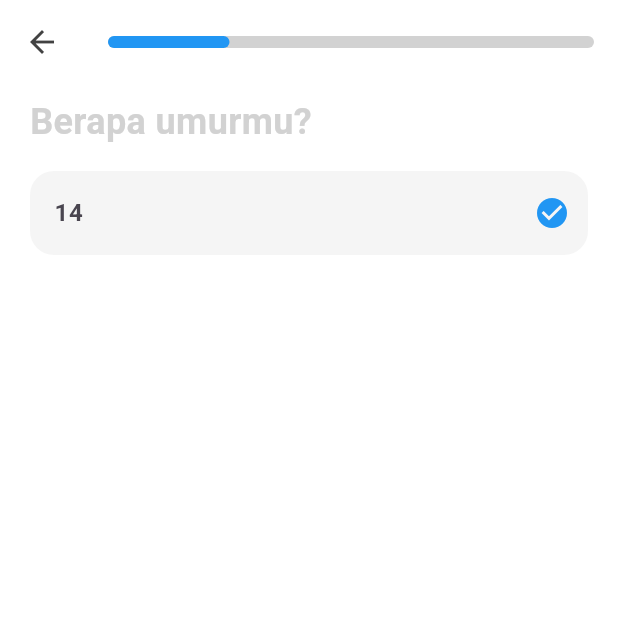
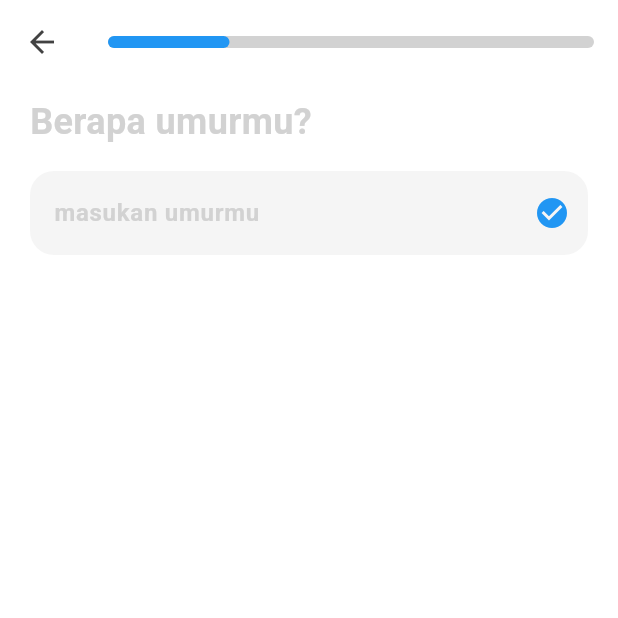
Before and after one commit to haszbrainz/Arutala, a Flutter app: the _RegistrationFlowScreenBody screen opened directly, after a tap on "Lanjut", after a tap on the "arrow back" icon, on a phone screen of 412 x 824 dp, the top half of it. Run offline on Flutter 3.47's test engine with Material 3 defaults, Android fonts, the light colour scheme and no system bars; our stand-ins replace camera, shared_preferences, smooth_page_indicator; accounts and stored records are empty; Roboto replaces fonts that are missing (SFProRounded).

```diff
--- a/lib/routes/app_routes.dart
+++ b/lib/routes/app_routes.dart
@@ -1,9 +1,10 @@
 import 'package:flutter/material.dart';
-import 'package:program_arutala/views/home/home_screen.dart';
-import 'package:program_arutala/views/profil/profil_screen.dart';
+import 'package:provider/provider.dart';
+import 'package:provider/single_child_widget.dart';
+
+// Import semua screen dan widget yang dibutuhkan
 import 'package:program_arutala/views/translate/scan_screen.dart';
-import 'package:program_arutala/views/translate/translate_screen.dart';
-import 'package:program_arutala/views/belajar/belajar_screen.dart';
+
 import 'package:program_arutala/views/autentikasi/akun/registrasi_screen.dart';
 import 'package:program_arutala/views/autentikasi/loading/loading_screen.dart';
 import 'package:program_arutala/views/autentikasi/selamat%20datang/selamat_datang_regis.dart';
@@ -11,20 +12,35 @@ import 'package:program_arutala/views/autentikasi/selamat%20datang/selamat_perso
 import 'package:program_arutala/views/autentikasi/akun/personalisasi_screen.dart';
 import 'package:program_arutala/views/autentikasi/splash/splash_screen.dart';
 import 'package:program_arutala/views/autentikasi/akun/onboarding_screen.dart';
+import 'package:program_arutala/widgets/navigation/bar.dart';
+import 'package:program_arutala/view_model/personalisasi_auth_vm.dart';
+import 'package:program_arutala/view_model/registrasi_vm.dart';
 import './name_routes.dart';
+
 class AppRoutes {
   static final Map<String, WidgetBuilder> routes = {
     RouteNames.splash: (context) => const SplashScreen(),
     RouteNames.onBoarding: (context) => const OnboardingScreen(),
     RouteNames.regisflow: (context) => const RegistrationFlowScreen(),
     RouteNames.selamatpersonalisasi: (context) => const PersonalizationIntroScreen(),
-    RouteNames.personalisasi: (context) => const PersonalizationFlowScreen (),
+    RouteNames.personalisasi: (context) => const PersonalizationFlowScreen(),
     RouteNames.welcomeRegistrasi: (context) => const WelcomeRegistrasiScreen(),
-    RouteNames.home: (context) => const HomeScreen(),
-    RouteNames.profil: (context) => const ProfilScreen(),
     RouteNames.scan: (context) => const ScanScreen(),
-    RouteNames.translate: (context) => const TranslateScreen(),
-    RouteNames.belajar: (context) => const BelajarScreen(),
     RouteNames.loading: (context) => const LoadingScreen(),
+    RouteNames.home: (context) => const FloatingNavigationBar(initialIndex: 0),
+    RouteNames.belajar: (context) =>
+        const FloatingNavigationBar(initialIndex: 1),
+    RouteNames.translate: (context) =>
+        const FloatingNavigationBar(initialIndex: 2),
+    RouteNames.profil: (context) =>
+        const FloatingNavigationBar(initialIndex: 3),
   };
 }
+
+// Class AppProviders tidak perlu diubah
+class AppProviders {
+  static final List<SingleChildWidget> providers = [
+    ChangeNotifierProvider(create: (_) => PersonalizationViewModel()),
+    ChangeNotifierProvider(create: (_) => RegistrationViewModel()),
+  ];
+}
--- a/lib/views/autentikasi/akun/personalisasi_screen.dart
+++ b/lib/views/autentikasi/akun/personalisasi_screen.dart
@@ -51,7 +51,7 @@ class _PersonalizationFlowScreenState extends State<PersonalizationFlowScreen> {
               // Jika ini adalah halaman pertama, kembali ke halaman intro
               Navigator.pushReplacementNamed(
                 context,
-                RouteNames.personalisasi,
+                RouteNames.selamatpersonalisasi,
               );
             }
           },
--- a/lib/views/autentikasi/akun/tahapan_buat_akun/tahapan_1.dart
+++ b/lib/views/autentikasi/akun/tahapan_buat_akun/tahapan_1.dart
@@ -24,7 +24,8 @@ class Tahapan1 extends StatelessWidget {
           TextFormField(
             onChanged: (value) => viewModel.age = value, // Simpan umur ke ViewModel
             decoration: InputDecoration(
-              hintText: '14',
+              hintText: 'masukan umurmu',
+              hintStyle: CustomTextStyles.boldBase.copyWith(color: CustomColors.neutral200),
               filled: true,
               fillColor: CustomColors.neutral50,
               border: OutlineInputBorder(
@@ -52,8 +53,8 @@ class Tahapan1 extends StatelessWidget {
 
             child: ElevatedButton(
               onPressed: () {
-                viewModel.nextStep(); // Pindah ke langkah selanjutnya di ViewModel
-                pageController.nextPage( // Pindah halaman di PageView
+                viewModel.nextStep();
+                pageController.nextPage(
                   duration: const Duration(milliseconds: 300),
                   curve: Curves.easeIn,
                 );
--- a/lib/views/autentikasi/akun/tahapan_buat_akun/tahapan_2.dart
+++ b/lib/views/autentikasi/akun/tahapan_buat_akun/tahapan_2.dart
@@ -19,12 +19,13 @@ class Tahapan2 extends StatelessWidget {
         crossAxisAlignment: CrossAxisAlignment.start,
         children: [
           const SizedBox(height: 8),
-          Text('Berapa umurmu?', style: CustomTextStyles.bold2xl), // Disesuaikan agar konsisten
+          Text('Siapa namamu?', style: CustomTextStyles.bold2xl), // Disesuaikan agar konsisten
           const SizedBox(height: 16),
           TextFormField(
             onChanged: (value) => viewModel.age = value, // Simpan umur ke ViewModel
             decoration: InputDecoration(
-              hintText: '14',
+              hintText: 'Masukan namamu',
+              hintStyle: CustomTextStyles.boldBase.copyWith(color: CustomColors.neutral200),
               filled: true,
               fillColor: CustomColors.neutral50,
               border: OutlineInputBorder(
--- a/lib/views/autentikasi/akun/tahapan_buat_akun/tahapan_3.dart
+++ b/lib/views/autentikasi/akun/tahapan_buat_akun/tahapan_3.dart
@@ -19,12 +19,13 @@ class Tahapan3 extends StatelessWidget {
         crossAxisAlignment: CrossAxisAlignment.start,
         children: [
           const SizedBox(height: 8),
-          Text('Berapa umurmu?', style: CustomTextStyles.bold2xl), // Disesuaikan agar konsisten
+          Text('Apa alamat email mu?', style: CustomTextStyles.bold2xl), // Disesuaikan agar konsisten
           const SizedBox(height: 16),
           TextFormField(
             onChanged: (value) => viewModel.age = value, // Simpan umur ke ViewModel
             decoration: InputDecoration(
-              hintText: '14',
+              hintText: 'Masukan alamat email mu',
+              hintStyle: CustomTextStyles.boldBase.copyWith(color: CustomColors.neutral200),
               filled: true,
               fillColor: CustomColors.neutral50,
               border: OutlineInputBorder(
--- a/lib/views/autentikasi/akun/tahapan_buat_akun/tahapan_4.dart
+++ b/lib/views/autentikasi/akun/tahapan_buat_akun/tahapan_4.dart
@@ -3,15 +3,23 @@ import 'package:provider/provider.dart';
 import 'package:program_arutala/view_model/registrasi_vm.dart';
 import 'package:program_arutala/themes/custom_colors.dart';
 import 'package:program_arutala/themes/custom_text_styles.dart';
-import 'package:program_arutala/routes/name_routes.dart'; // 1. Import name_routes
+import 'package:program_arutala/routes/name_routes.dart';
 
-class Tahapan4 extends StatelessWidget {
+// [DIUBAH] Widget diubah menjadi StatefulWidget
+class Tahapan4 extends StatefulWidget {
   final PageController pageController;
   const Tahapan4({super.key, required this.pageController});
 
   @override
+  State<Tahapan4> createState() => _Tahapan4State();
+}
+
+class _Tahapan4State extends State<Tahapan4> {
+  // State untuk mengontrol visibilitas password
+  bool _isPasswordObscured = true;
+
+  @override
   Widget build(BuildContext context) {
-    // Ambil ViewModel, listen: false karena kita hanya akan memanggil fungsi
     final viewModel = context.read<RegistrationViewModel>();
 
     return Padding(
@@ -23,44 +31,71 @@ class Tahapan4 extends StatelessWidget {
           Text('Buat kata sandi yang aman', style: CustomTextStyles.bold2xl),
           const SizedBox(height: 16),
           TextFormField(
-            onChanged: (value) => viewModel.password = value, // Simpan ke viewModel.password
-            obscureText: true, // Sembunyikan input password
+            onChanged: (value) => viewModel.password = value,
+            // [DIUBAH] obscureText sekarang menggunakan state
+            obscureText: _isPasswordObscured,
             decoration: InputDecoration(
-              hintText: '∗∗∗∗∗∗∗∗∗∗∗∗∗∗',
+              hintText: 'Masukan kata sandi',
+              hintStyle: TextStyle(color: CustomColors.neutral400),
               filled: true,
               fillColor: CustomColors.neutral50,
               border: OutlineInputBorder(
                 borderRadius: BorderRadius.circular(16.0),
                 borderSide: BorderSide.none,
               ),
+              // [DIUBAH] Menambahkan ikon mata sebagai suffixIcon
+              suffixIcon: IconButton(
+                icon: Icon(
+                  // Mengubah ikon berdasarkan state
+                  _isPasswordObscured ? Icons.visibility_off : Icons.visibility,
+                  color: CustomColors.neutral500,
+                ),
+                onPressed: () {
+                  // Mengubah state saat ikon ditekan
+                  setState(() {
+                    _isPasswordObscured = !_isPasswordObscured;
+                  });
+                },
+              ),
             ),
             keyboardType: TextInputType.visiblePassword,
           ),
-          const Spacer(), // Mendorong tombol ke bawah
-          ElevatedButton(
+          const Spacer(),
+          // [DIUBAH] Tombol sekarang dibungkus dengan Container untuk menambahkan shadow
+          Container(
+            decoration: BoxDecoration(
+              boxShadow: [
+                BoxShadow(
+                  color: CustomColors.primary700,
+                  offset: const Offset(0, 4),
+                ),
+              ],
+              borderRadius: BorderRadius.circular(24.0),
+            ),
+            child: SizedBox(
+              width: double.infinity, // Menggunakan double.infinity agar lebar penuh
+              height: 46,
+              child: ElevatedButton(
                 onPressed: () {
-              // Lakukan proses akhir registrasi (misal: kirim data ke server)
-              // print('Umur: ${viewModel.age}');
-              // print('Nama: ${viewModel.name}');
-              // print('Email: ${viewModel.email}');
-              // print('Password: ${viewModel.password}');
-              // ... logika kirim data ...
-
-              // Jika berhasil, pindah ke alur personalisasi
                   Navigator.pushNamedAndRemoveUntil(
                     context,
-                RouteNames.selamatpersonalisasi, // Arahkan ke rute yang benar
-                (route) => false, // Hapus semua halaman sebelumnya
+                    RouteNames.selamatpersonalisasi,
+                    (route) => false,
                   );
                 },
+                // [DIUBAH] Style disesuaikan dengan Tahapan 3
                 style: ElevatedButton.styleFrom(
-              backgroundColor: CustomColors.primary500,
-              minimumSize: const Size(double.infinity, 52),
+                  backgroundColor: CustomColors.primary600,
+                  foregroundColor: Colors.white,
                   shape: RoundedRectangleBorder(
                     borderRadius: BorderRadius.circular(24.0),
                   ),
+                  elevation: 0, // Menonaktifkan shadow bawaan
                 ),
-            child: Text('Lanjut', style: CustomTextStyles.semiboldBase.copyWith(color: Colors.white)),
+                // [DIUBAH] Style text disesuaikan dengan Tahapan 3
+                child: Text('Lanjut', style: CustomTextStyles.semiboldBase),
+              ),
+            ),
           ),
           const SizedBox(height: 40),
         ],
```
Also changed, not shown: lib/main.dart (+12 -9 lines), lib/views/autentikasi/akun/tahapan_personalisasi/tahapan1.dart (+5 -10 lines), lib/views/autentikasi/akun/tahapan_personalisasi/tahapan4.dart (+66 -82 lines), lib/views/autentikasi/selamat datang/selamat_personalisasi.dart (+33 -14 lines), 1 other file. Lines whose indentation alone changed are shown as unchanged.
